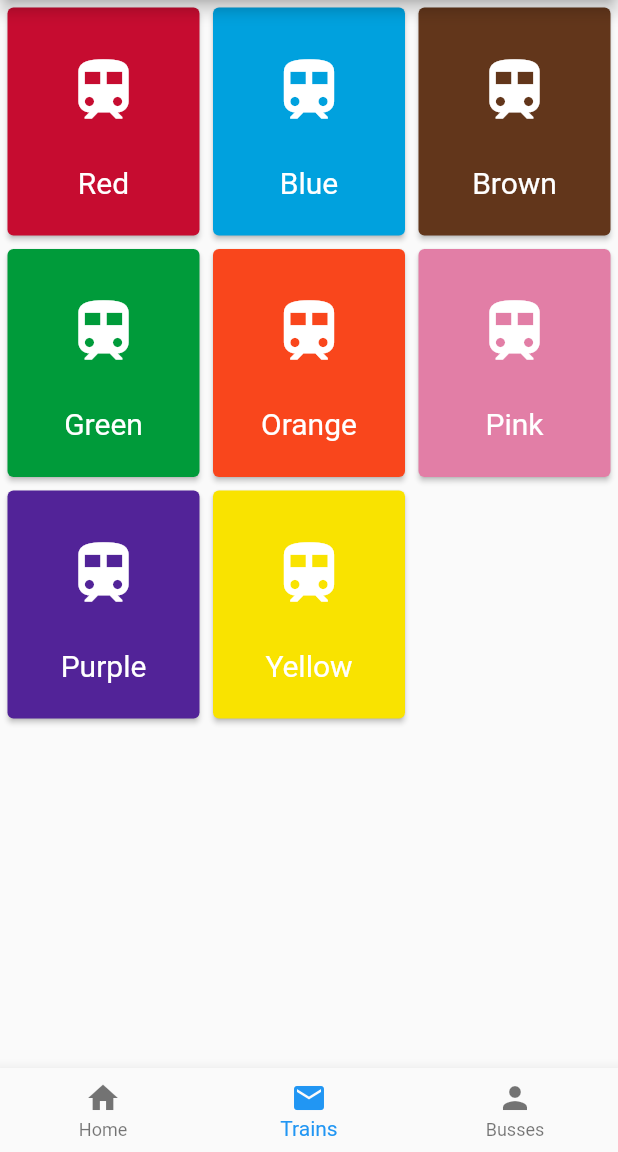
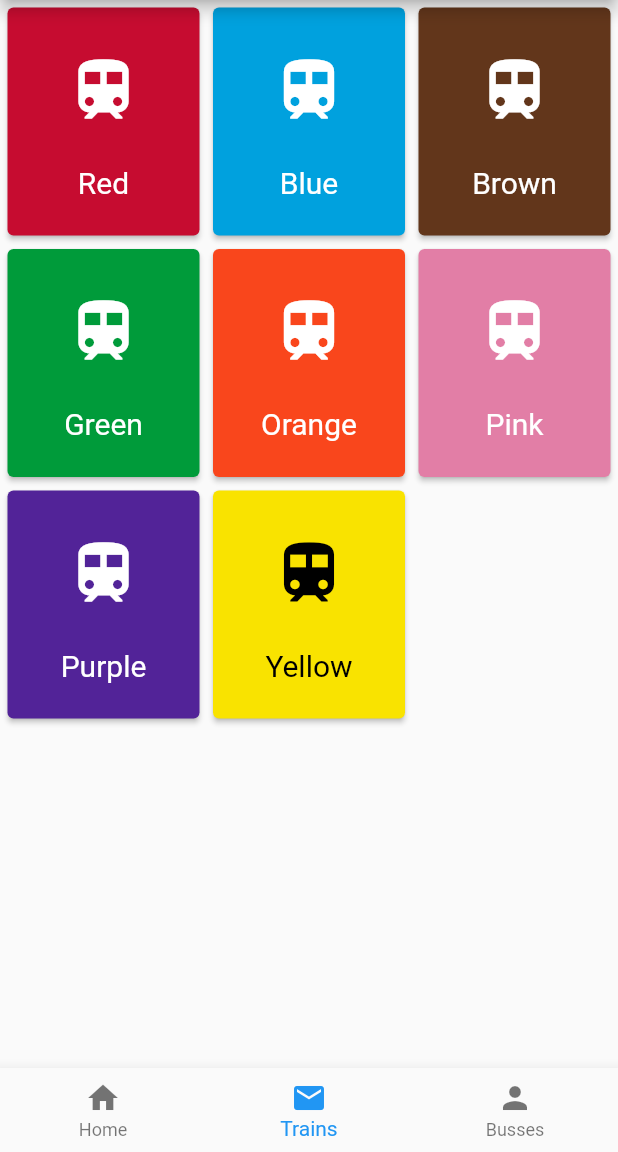
Before and after one commit to mmadde10/transit_tracker_v2, a Flutter app: the screen it shows after launch, item 2 of the bottom bar chosen, on a phone screen of 412 x 824 dp, the part 84-1236 px from its top. Run offline on Flutter 3.47's test engine with Material 2 defaults, Android fonts, the phone set to English and light mode, and no system bars.

```diff
--- /dev/null
+++ b/lib/screens/widgets/StationSelectWidget.dart
@@ -0,0 +1,12 @@
+import 'package:flutter/material.dart';
+
+class StationSelectWidget extends StatelessWidget{
+ final Color color;
+ StationSelectWidget(this.color);
+@override
+ Widget build(BuildContext context) {
+   return Container(
+     color: color,
+   );
+ }
+}
--- a/lib/widgets/LineGridview.dart
+++ b/lib/widgets/LineGridview.dart
@@ -11,14 +11,14 @@ class LineGridView extends StatelessWidget{
       mainAxisSpacing: 1.0,
       crossAxisSpacing: 1.0,
       children: <Widget>[
-        LineGridViewCard("Red", Color(0xFFC60C30)),
-        LineGridViewCard("Blue",  Color(0xFF00A1DE)),
-        LineGridViewCard("Brown", Color(0xFF62361B)),
-        LineGridViewCard("Green", Color(0xFF009B3A)),
-        LineGridViewCard("Orange", Color(0xFFF9461C)),
-        LineGridViewCard("Pink", Color(0xFFE27EA6)),
-        LineGridViewCard("Purple", Color(0xFF522398)),
-        LineGridViewCard("Yellow", Color(0xFFF9E300)),
+        LineGridViewCard("Red", Color(0xFFC60C30), Color(0xFFFFFFFF)),
+        LineGridViewCard("Blue",  Color(0xFF00A1DE), Color(0xFFFFFFFF)),
+        LineGridViewCard("Brown", Color(0xFF62361B), Color(0xFFFFFFFF)),
+        LineGridViewCard("Green", Color(0xFF009B3A), Color(0xFFFFFFFF)),
+        LineGridViewCard("Orange", Color(0xFFF9461C), Color(0xFFFFFFFF)),
+        LineGridViewCard("Pink", Color(0xFFE27EA6), Color(0xFFFFFFFF)),
+        LineGridViewCard("Purple", Color(0xFF522398),Color(0xFFFFFFFF)),
+        LineGridViewCard("Yellow", Color(0xFFF9E300), Colors.black),
       ],
   );
  }
@@ -27,7 +27,8 @@ class LineGridView extends StatelessWidget{
 class LineGridViewCard extends StatelessWidget {
   final String name;
   final Color color;
-  LineGridViewCard(this.name,this.color);
+  final Color textColor;
+  LineGridViewCard(this.name,this.color, this.textColor);
 
    @override
    Widget build(BuildContext context){
@@ -45,7 +46,7 @@ class LineGridViewCard extends StatelessWidget {
                   child: new Icon(
                     Icons.train,
                     size:50.0,
-                    color: new Color(0xFFFFFFFF)
+                    color: textColor
                   )
                 )
              ),
@@ -57,7 +58,7 @@ class LineGridViewCard extends StatelessWidget {
                   style:TextStyle(
                     fontSize: 20.0,
                       fontFamily: 'Roboto',
-                      color: new Color(0xFFFFFFFF),
+                      color: textColor
                   ),
                 ),
               ),
```
